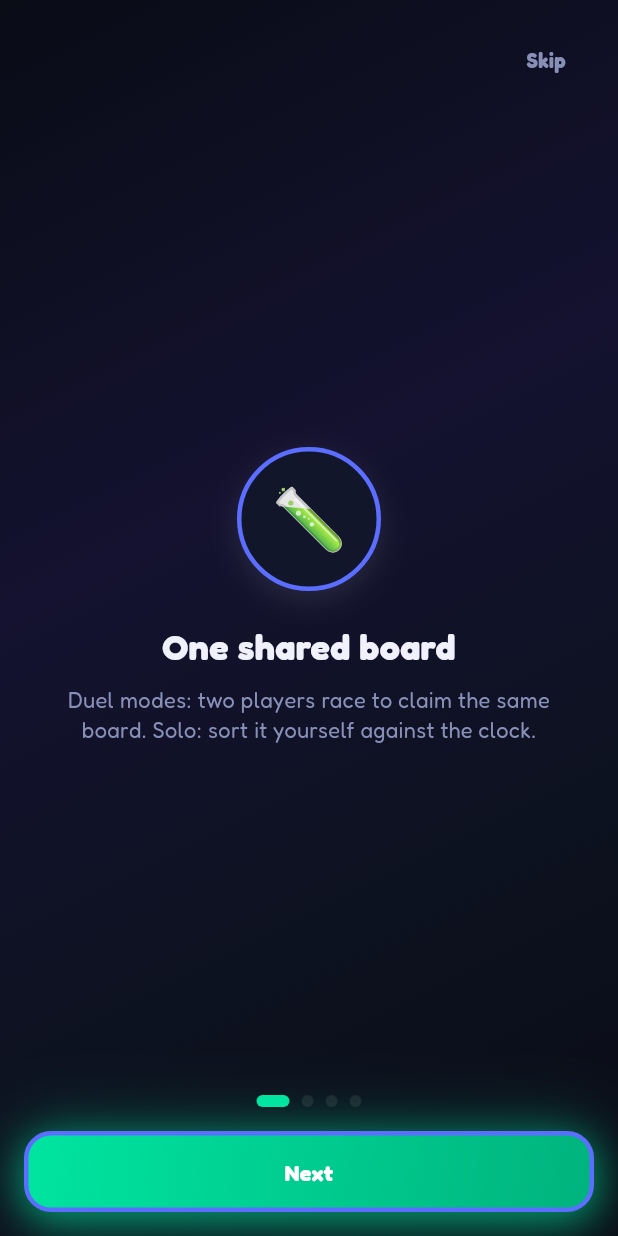
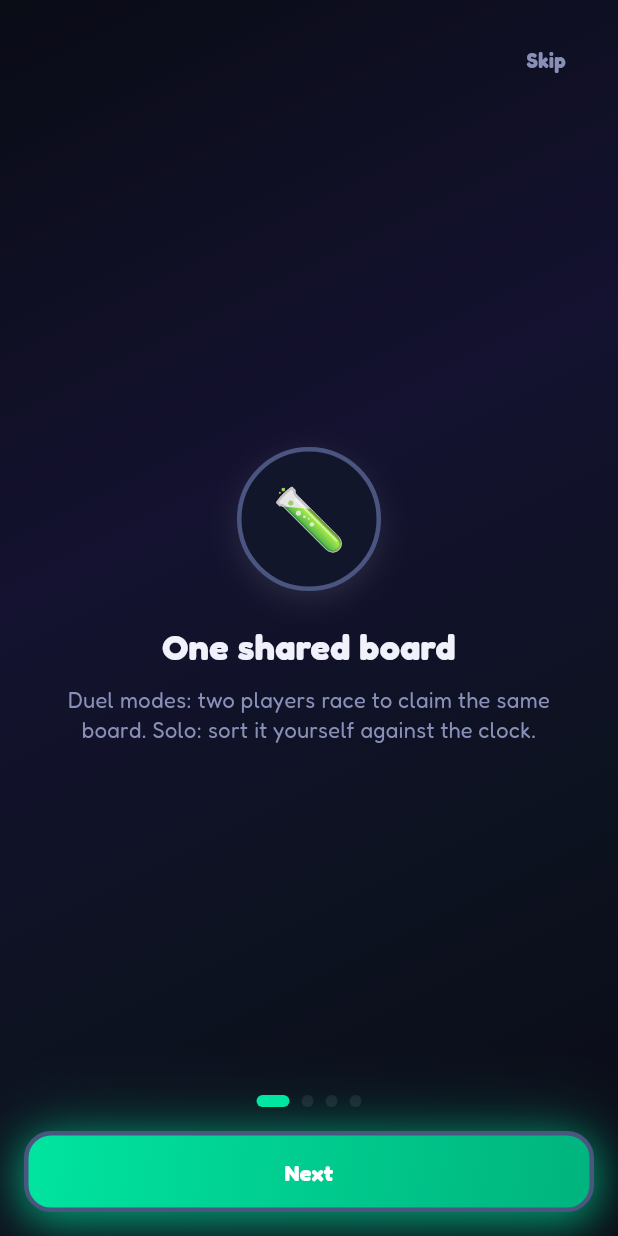
Before and after one commit to hamoodcode990/vialo, a Flutter app: the screen it shows after launch, on a phone screen of 412 x 824 dp. Run offline on Flutter 3.47's test engine with Material 3 defaults, Android fonts, the phone set to English and light mode, and no system bars; our stand-ins replace audioplayers, flutter_riverpod, flutter_svg, google_mobile_ads, shared_preferences, sign_in_with_apple; missing offline and left inert: flutter_displaymode, purchases_flutter.

Commit message:
Fix competing colours; enable Android high refresh rate
- app_colors.dart: `outline` (used on nearly every border in the app)
  was a saturated indigo only ~30 degrees around the hue wheel from
  `violet` — every bordered element visually competed with the actual
  violet accent. Desaturated it to a neutral slate-blue. Also pulled
  `hot` (error) further from `p2` (rose) — they were both vivid
  red-adjacent hues sitting close together. p1/p2/violet/gold now sit
  at roughly 40/160/260/335 degrees apart, deliberately spaced.
- main.dart: added flutter_displaymode and call
  setHighRefreshRate() on startup — Android defaults to 60Hz even on
  90/120Hz-capable screens unless an app opts in. iOS ProMotion was
  already covered by Info.plist's CADisableMinimumFrameDurationOnPhone.
  This is a real, verifiable lever for "as smooth as possible" (more
  actual frames rendered per second on supported hardware), unlike
  animation curve tuning which I have no way to visually confirm.

flutter analyze clean, all 91 tests pass.

Co-Authored-By: Claude Sonnet 5 <noreply@anthropic.com>
Claude-Session: https://claude.ai/code/session_01K5TQm8Z1pNKkkXbeuEBxdx

```diff
--- a/app/lib/main.dart
+++ b/app/lib/main.dart
@@ -1,4 +1,5 @@
 import 'package:flutter/material.dart';
+import 'package:flutter_displaymode/flutter_displaymode.dart';
 import 'package:flutter_riverpod/flutter_riverpod.dart';
 
 import 'monetization/monetization_controller.dart';
@@ -31,6 +32,12 @@ class _VialoAppState extends ConsumerState<VialoApp> {
     WidgetsBinding.instance.addPostFrameCallback((_) {
       ref.read(monetizationControllerProvider).initialize();
     });
+    // Android defaults to 60Hz even on 90/120Hz-capable screens unless an
+    // app opts in — iOS ProMotion is already covered by
+    // CADisableMinimumFrameDurationOnPhone in Info.plist. No-op on iOS/
+    // devices without a high-refresh-rate mode; swallow any failure the
+    // same way the rest of this app degrades rather than throws.
+    FlutterDisplayMode.setHighRefreshRate().catchError((_) {});
   }
 
   @override
@@ -48,7 +55,7 @@ class _VialoAppState extends ConsumerState<VialoApp> {
 }
 
 /// Cold-launch gate: always shows the [IntroScreen] reveal (Step 4) for its
-/// fixed ~1.8s, then — on a fresh install only, gated on
+/// fixed ~2.4s, then — on a fresh install only, gated on
 /// [PlayerProfile.onboarded] — the [OnboardingScreen] (Step 6), then the
 /// home screen. On the rare case the profile's single shared_preferences
 /// read is still pending once the reveal finishes, keeps the intro's rest
--- a/app/lib/theme/app_colors.dart
+++ b/app/lib/theme/app_colors.dart
@@ -15,21 +15,26 @@ class AppColors {
   static const mute = Color(0xFF8890B8);
 
   /// Bold outline used on buttons/cards/tiles/tubes for the "juicy" read
-  /// (CLAUDE.md Step 3) — a luminous indigo rather than dark ink now that
-  /// the theme is dark, so it still reads clearly against [ink2]. Not the
-  /// same as [edge], which stays a near-invisible hairline for secondary
-  /// chrome.
-  static const outline = Color(0xFF5B6EFF);
+  /// (CLAUDE.md Step 3). Deliberately desaturated slate-blue, not a bright
+  /// hue — it used to be a saturated indigo only ~30° around the wheel from
+  /// [violet], so every bordered element visually competed with the actual
+  /// violet accent instead of reading as neutral structure. Not the same
+  /// as [edge], which stays a near-invisible hairline for secondary chrome.
+  static const outline = Color(0xFF4A5580);
 
-  static const p1 = Color(0xFF00E5A0); // neon emerald — player 1 / success
+  // Accents spaced deliberately around the hue wheel (roughly 40/160/260/335°)
+  // so no two are mistakable for each other, even before the desaturated
+  // outline above is factored in — this is what "colours too close
+  // together" was actually about, not any one colour in isolation.
+  static const p1 = Color(0xFF00E5A0); // neon emerald ~160° — player 1 / success
   static const p1d = Color(0xFF00B37D);
-  static const p2 = Color(0xFFFF3D81); // neon rose — player 2 / life
+  static const p2 = Color(0xFFFF3D81); // neon rose ~335° — player 2 / life
   static const p2d = Color(0xFFE01463);
-  static const violet = Color(0xFF9D5CFF);
+  static const violet = Color(0xFF9D5CFF); // ~260°
   static const violetd = Color(0xFF7A2FF0);
-  static const gold = Color(0xFFFFC13C); // also "coin"
+  static const gold = Color(0xFFFFC13C); // ~40°, also "coin"
   static const goldd = Color(0xFFE89A0A);
-  static const hot = Color(0xFFFF3B3B); // urgent/error/lost
+  static const hot = Color(0xFFFF4C29); // ~11°, urgent/error/lost — was ~5° from p2, pulled further from it
 
   static const life = p2;
   static const coin = gold;
--- a/app/pubspec.yaml
+++ b/app/pubspec.yaml
@@ -42,6 +42,7 @@ dependencies:
   sign_in_with_apple: ^8.2.0
   audioplayers: ^6.8.1
   path_provider: ^2.1.6
+  flutter_displaymode: ^0.7.0
 
 dev_dependencies:
   flutter_test:
```
Also changed, not shown: app/pubspec.lock.
